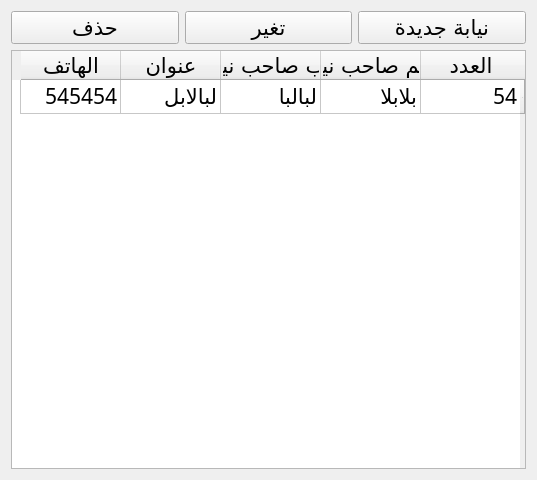
anwer25/Administration_agricole, file UI/Prosecution_offices.ui: the form before one commit.
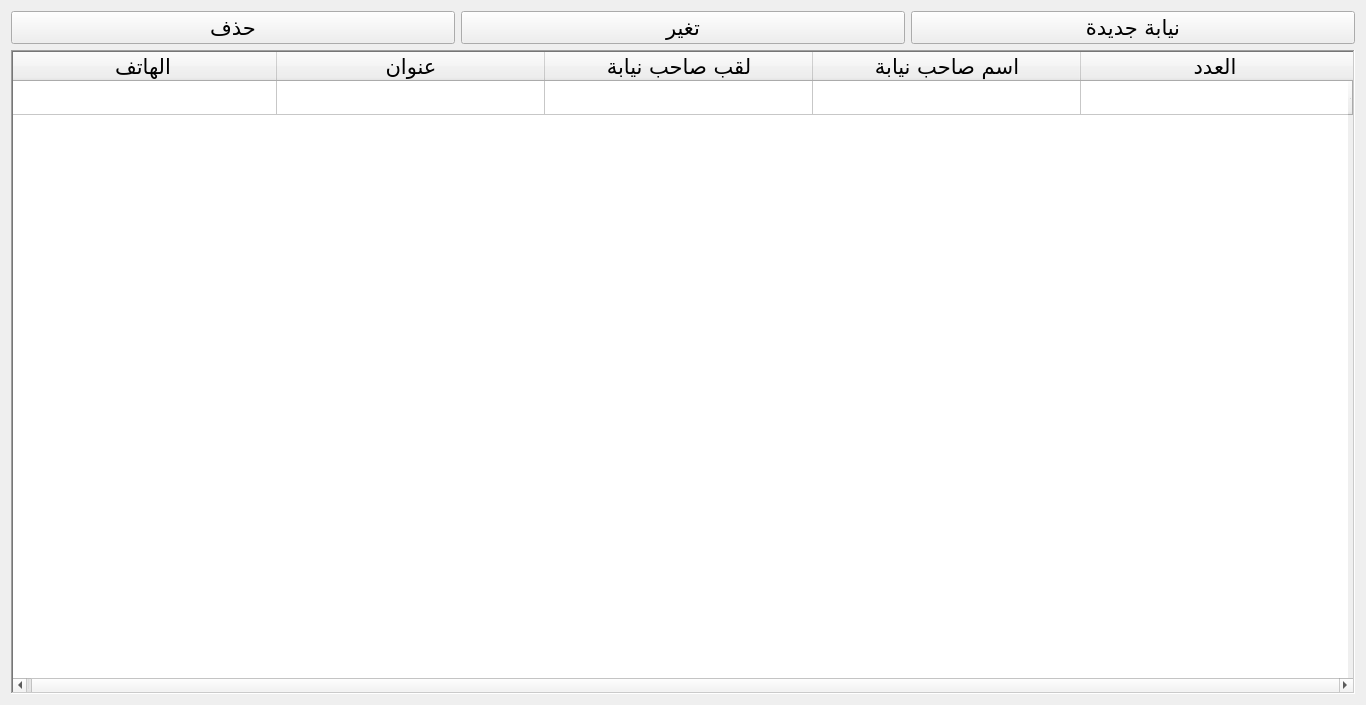
The form after the commit.

```diff
--- a/UI/Prosecution_offices.ui
+++ b/UI/Prosecution_offices.ui
@@ -6,8 +6,8 @@
    <rect>
     <x>0</x>
     <y>0</y>
-    <width>537</width>
-    <height>480</height>
+    <width>1366</width>
+    <height>705</height>
    </rect>
   </property>
   <property name="font">
@@ -64,7 +64,7 @@
       <locale language="Arabic" country="Tunisia"/>
      </property>
      <property name="frameShape">
-      <enum>QFrame::StyledPanel</enum>
+      <enum>QFrame::WinPanel</enum>
      </property>
      <property name="frameShadow">
       <enum>QFrame::Sunken</enum>
@@ -72,6 +72,9 @@
      <property name="midLineWidth">
       <number>11</number>
      </property>
+     <property name="sizeAdjustPolicy">
+      <enum>QAbstractScrollArea::AdjustToContents</enum>
+     </property>
      <property name="editTriggers">
       <set>QAbstractItemView::CurrentChanged|QAbstractItemView::SelectedClicked</set>
      </property>
@@ -102,12 +105,21 @@
      <property name="horizontalScrollMode">
       <enum>QAbstractItemView::ScrollPerPixel</enum>
      </property>
+     <property name="showGrid">
+      <bool>true</bool>
+     </property>
      <property name="gridStyle">
       <enum>Qt::SolidLine</enum>
      </property>
      <property name="sortingEnabled">
       <bool>true</bool>
      </property>
+     <property name="cornerButtonEnabled">
+      <bool>true</bool>
+     </property>
+     <attribute name="horizontalHeaderDefaultSectionSize">
+      <number>268</number>
+     </attribute>
      <row>
       <property name="text">
        <string>1</string>
@@ -145,27 +157,27 @@
      </column>
      <item row="0" column="0">
       <property name="text">
-       <string>54</string>
+       <string/>
       </property>
      </item>
      <item row="0" column="1">
       <property name="text">
-       <string>بلابلا</string>
+       <string/>
       </property>
      </item>
      <item row="0" column="2">
       <property name="text">
-       <string>لبالبا</string>
+       <string/>
       </property>
      </item>
      <item row="0" column="3">
       <property name="text">
-       <string>لبالابل</string>
+       <string/>
       </property>
      </item>
      <item row="0" column="4">
       <property name="text">
-       <string>545454</string>
+       <string/>
       </property>
      </item>
     </widget>
```
Left out of the diff: 6 changed lines with no effect on the pictures.
